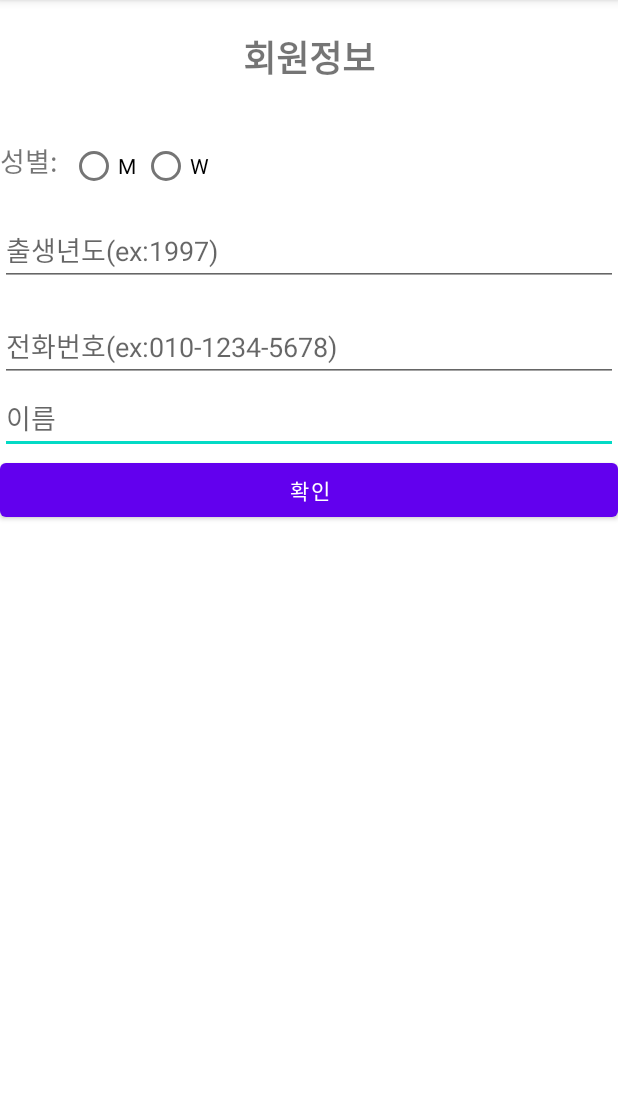
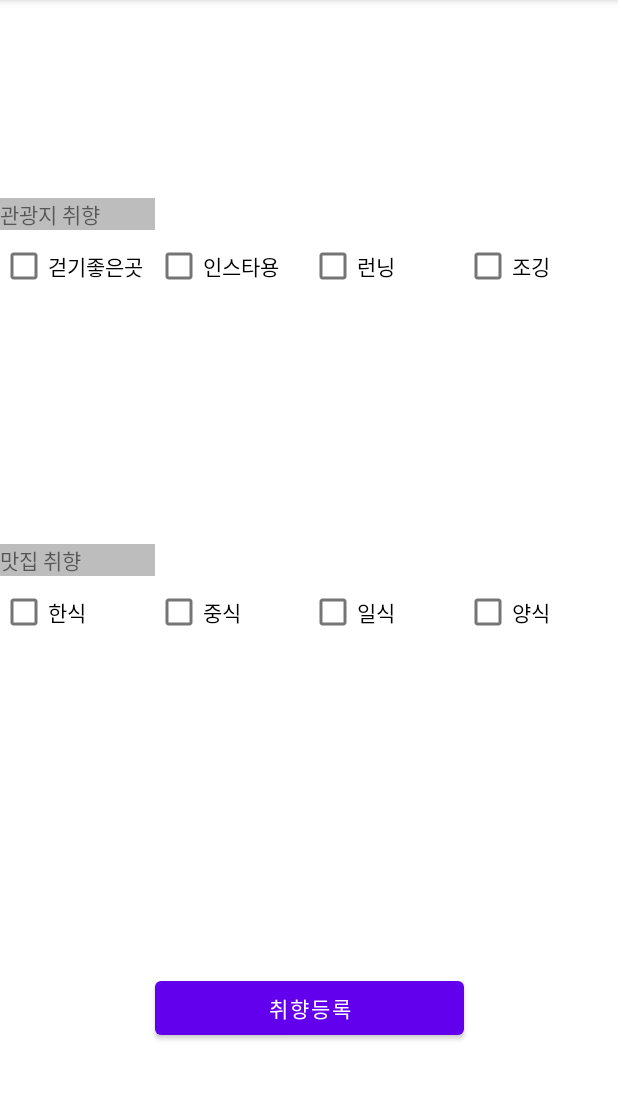
Before and after one commit to Jaeyong1114/jogijotae, an Android app: the Userinformation screen opened directly, with no data from a screen before it, after a tap on "확인", on a phone screen of 412 x 824 dp, the part 84-1184 px from its top. Run offline under Robolectric (Android 15) with nearby library versions, the phone set to English and light mode, and no system bars; our stand-ins replace Firebase (no records; nobody signed in at launch, a user with empty details on screens opened directly).

Commit message:
데이터베이스 저장

```diff
--- a/app/src/main/AndroidManifest.xml
+++ b/app/src/main/AndroidManifest.xml
@@ -12,7 +12,9 @@
         android:roundIcon="@mipmap/ic_launcher_round"
         android:supportsRtl="true"
         android:theme="@style/Theme.MyApplication">
-        <activity android:name=".User_interest"></activity>
+        <activity android:name=".MainActivity"></activity>
+        <activity android:name=".User_interest_app" />
+        <activity android:name=".User_interest" />
         <activity android:name=".password_reset" />
         <activity android:name=".Naver_information" />
         <activity android:name=".RequestApiTask" />
--- a/app/src/main/java/com/examples/jogijotae/LoginActivity.java
+++ b/app/src/main/java/com/examples/jogijotae/LoginActivity.java
@@ -95,7 +95,7 @@ public class LoginActivity extends AppCompatActivity {
                                                     if (document != null) {
                                                         if (document.exists()) {
                                                             Log.d(TAG, "DocumentSnapshot data:" + document.getData());
-                                                            Intent intent = new Intent(LoginActivity.this, User_interest.class);
+                                                            Intent intent = new Intent(LoginActivity.this,  MainActivity.class);
                                                             startActivity(intent);
                                                         } else {
                                                             Log.d(TAG, "No such document");
--- /dev/null
+++ b/app/src/main/java/com/examples/jogijotae/MainActivity.java
@@ -0,0 +1,14 @@
+package com.examples.jogijotae;
+
+import androidx.appcompat.app.AppCompatActivity;
+
+import android.os.Bundle;
+
+public class MainActivity extends AppCompatActivity {
+
+    @Override
+    protected void onCreate(Bundle savedInstanceState) {
+        super.onCreate(savedInstanceState);
+        setContentView(R.layout.activity_main);
+    }
+}
--- a/app/src/main/java/com/examples/jogijotae/Memberinfo.java
+++ b/app/src/main/java/com/examples/jogijotae/Memberinfo.java
@@ -4,15 +4,15 @@ package com.examples.jogijotae;
 
 public class Memberinfo {
     private String birthyear;
-    private String phone;
+    private String mobile;
     private String gender;
     private String name;
 
 
-    public Memberinfo(String birthyear, String phone, String gender, String name){
+    public Memberinfo(String birthyear, String mobile, String gender, String name){
         this.birthyear = birthyear;
 
-        this.phone = phone;
+        this.mobile = mobile;
         this.gender = gender;
         this.name = name;
     }
@@ -27,11 +27,11 @@ public class Memberinfo {
 
 
     public String getphone(){
-        return this.phone;
+        return this.mobile;
 
     }
     public void setphone(String phone){
-        this.phone = phone;
+        this.mobile = mobile;
     }
 
 
--- /dev/null
+++ b/app/src/main/java/com/examples/jogijotae/User_interest_app.java
@@ -0,0 +1,110 @@
+package com.examples.jogijotae;
+
+import androidx.annotation.NonNull;
+import androidx.appcompat.app.AppCompatActivity;
+
+import android.content.Intent;
+import android.os.Bundle;
+import android.util.Log;
+import android.view.View;
+import android.widget.Button;
+import android.widget.CheckBox;
+import android.widget.Toast;
+
+import com.google.android.gms.tasks.OnFailureListener;
+import com.google.android.gms.tasks.OnSuccessListener;
+import com.google.firebase.auth.FirebaseAuth;
+import com.google.firebase.auth.FirebaseUser;
+import com.google.firebase.firestore.FirebaseFirestore;
+
+public class User_interest_app extends AppCompatActivity implements View.OnClickListener {
+
+    private static final String TAG = "User_interest_app";
+
+    CheckBox UI_check_place01, UI_check_place02, UI_check_place03, UI_check_place04;
+    CheckBox UI_check_restarant01, UI_check_restarant02, UI_check_restarant03, UI_check_restarant04;
+    Button UI_btn;
+
+    @Override
+    protected void onCreate(Bundle savedInstanceState) {
+        super.onCreate(savedInstanceState);
+        setContentView(R.layout.activity_user_interest_app);
+
+        UI_check_place01 = findViewById(R.id.UI_check_place01);
+        UI_check_place02 = findViewById(R.id.UI_check_place02);
+        UI_check_place03 = findViewById(R.id.UI_check_place03);
+        UI_check_place04 = findViewById(R.id.UI_check_place04);
+
+        UI_check_restarant01 = findViewById(R.id.UI_check_restarant01);
+        UI_check_restarant02 = findViewById(R.id.UI_check_restarant02);
+        UI_check_restarant03 = findViewById(R.id.UI_check_restarant03);
+        UI_check_restarant04 = findViewById(R.id.UI_check_restarant04);
+
+        UI_btn = findViewById(R.id.UI_btn);
+        UI_btn.setOnClickListener(this);
+    }
+
+    @Override
+    public void onClick(View v) {
+        FirebaseUser user = FirebaseAuth.getInstance().getCurrentUser();
+        FirebaseFirestore db = FirebaseFirestore.getInstance();
+
+        Intent data_receive = getIntent();
+
+
+        String name = data_receive.getStringExtra("name");
+        String birthyear = data_receive.getStringExtra("birthyear");
+        String gender = data_receive.getStringExtra("gender");
+        String mobile = data_receive.getStringExtra("mobile");
+
+        String place01 = null, place02 = null, place03 = null, place04 = null,
+                restarant01 = null, restarant02 = null, restarant03 = null, restarant04 = null;
+
+        if (UI_check_place01.isChecked()) {
+            place01 = UI_check_place01.getText().toString();
+        }
+        if (UI_check_place02.isChecked()) {
+            place02 = UI_check_place02.getText().toString();
+        }
+        if (UI_check_place03.isChecked()) {
+            place03 = UI_check_place03.getText().toString();
+        }
+        if (UI_check_place04.isChecked()) {
+            place04 = UI_check_place04.getText().toString();
+        }
+        if (UI_check_restarant01.isChecked()) {
+            restarant01 = UI_check_restarant01.getText().toString();
+        }
+        if (UI_check_restarant02.isChecked()) {
+            restarant02 = UI_check_restarant02.getText().toString();
+        }
+        if (UI_check_restarant03.isChecked()) {
+            restarant03 = UI_check_restarant03.getText().toString();
+        }
+        if (UI_check_restarant04.isChecked()) {
+            restarant04 = UI_check_restarant04.getText().toString();
+        }
+
+        Interest Interest = new Interest(place01, place02, place03, place04, restarant01, restarant02, restarant03, restarant04, name, gender, birthyear, mobile);
+        db.collection("users").document(user.getEmail()).set(Interest)
+                .addOnSuccessListener(new OnSuccessListener<Void>() {
+
+                    @Override
+                    public void onSuccess(Void aVoid) {
+                        startToast("회원정보 등록을 완료하였습니다.");
+                        Intent intent = new Intent(User_interest_app.this, MainActivity.class);
+                        startActivity(intent);
+                    }
+                })
+                .addOnFailureListener(new OnFailureListener() {
+                    @Override
+                    public void onFailure(@NonNull Exception e) {
+                        startToast("회원정보 등록에 실패하였습니다.");
+                        Log.w(TAG, "Error writing document", e);
+                    }
+                });
+    }
+    private void startToast(String msg){
+        Toast.makeText(this, msg, Toast.LENGTH_SHORT).show();
+    }
+}
--- a/app/src/main/java/com/examples/jogijotae/Userinformation.java
+++ b/app/src/main/java/com/examples/jogijotae/Userinformation.java
@@ -20,11 +20,13 @@ import com.google.firebase.auth.FirebaseUser;
 import com.google.firebase.firestore.FirebaseFirestore;
 
 public class Userinformation extends AppCompatActivity {
+
+
     //다시수정한다 씨팔
     private static final String TAG = "Memberinfo";
     private FirebaseAuth mAuth;
     private RadioGroup rg_gender;
-    private RadioButton rb_man,rb_woman;
+    private RadioButton rb_man, rb_woman;
     private String str_result;
 
     @Override
@@ -33,8 +35,8 @@ public class Userinformation extends AppCompatActivity {
         setContentView(R.layout.userinformation);
 
         mAuth = FirebaseAuth.getInstance();
-        rg_gender=findViewById(R.id.rg_gender); //라디오 버튼들을 담고있는 그룹
-        rb_man=findViewById(R.id.rb_man); // 라디오 버튼
+        rg_gender = findViewById(R.id.rg_gender); //라디오 버튼들을 담고있는 그룹
+        rb_man = findViewById(R.id.rb_man); // 라디오 버튼
         rb_woman = findViewById(R.id.rb_woman); // 라디오 버튼
 
         findViewById(R.id.checkButton).setOnClickListener(onClickListener);
@@ -43,18 +45,15 @@ public class Userinformation extends AppCompatActivity {
         rg_gender.setOnCheckedChangeListener(new RadioGroup.OnCheckedChangeListener() {
             @Override
             public void onCheckedChanged(RadioGroup group, int i) {
-                if(i == R.id.rb_man) {
+                if (i == R.id.rb_man) {
                     str_result = rb_man.getText().toString();
-                }
-                else if(i == R.id.rb_woman){
-                    str_result=rb_woman.getText().toString();
+                } else if (i == R.id.rb_woman) {
+                    str_result = rb_woman.getText().toString();
                 }
 
             }
         });
     }
-
-
 
 
     View.OnClickListener onClickListener = (v) -> {
@@ -65,45 +64,25 @@ public class Userinformation extends AppCompatActivity {
         }
     };
 
-    private void profileUpdate() {
+    public void profileUpdate() {
         String birthyear = ((EditText) findViewById(R.id.birth_editText)).getText().toString();
-        String phone = ((EditText) findViewById(R.id.phone_editText)).getText().toString();
-        String gender= str_result;
+        String mobile = ((EditText) findViewById(R.id.phone_editText)).getText().toString();
+        String gender = str_result;
         String name = ((EditText) findViewById(R.id.name_editText)).getText().toString();
 
 
-        if (birthyear.length() >3 && birthyear.length() <5 && phone.length() > 12 && name.length()>0 ) {
-            FirebaseUser user = FirebaseAuth.getInstance().getCurrentUser();
-            FirebaseFirestore db = FirebaseFirestore.getInstance();
-            Memberinfo memberInfo = new Memberinfo(birthyear,phone,gender,name);
+        Intent interestCheck2 = new Intent(Userinformation.this, User_interest_app.class);
+        interestCheck2.putExtra("name", name);
+        interestCheck2.putExtra("gender", gender);
+        interestCheck2.putExtra("birthyear", birthyear);
+        interestCheck2.putExtra("mobile", mobile);
+        startActivity(interestCheck2);
 
-            if (user != null) {
 
-                db.collection("users").document(user.getEmail()).set(memberInfo)
-                        .addOnSuccessListener(new OnSuccessListener<Void>() {
 
-                            @Override
-                            public void onSuccess(Void aVoid) {
-                                startToast("회원정보 등록을 성공하였습니다.");
-                                Intent intent = new Intent(Userinformation.this, User_interest.class);
-                                startActivity(intent);
-                            }
-                        })
-                        .addOnFailureListener(new OnFailureListener() {
-                            @Override
-                            public void onFailure(@NonNull Exception e) {
-                                startToast("회원정보 등록에 실패하였습니다.");
-                                Log.w(TAG, "Error writing document", e);
-                            }
-                        });
-            }
 
-            } else {
-                startToast("올바른 회원정보를 입력해 주세요.");
-            }
+
         }
 
-        private void startToast(String msg){
-            Toast.makeText(this, msg, Toast.LENGTH_SHORT).show();
-        }
+
     }
--- /dev/null
+++ b/app/src/main/res/layout/activity_main.xml
@@ -0,0 +1,9 @@
+<?xml version="1.0" encoding="utf-8"?>
+<androidx.constraintlayout.widget.ConstraintLayout xmlns:android="http://schemas.android.com/apk/res/android"
+    xmlns:app="http://schemas.android.com/apk/res-auto"
+    xmlns:tools="http://schemas.android.com/tools"
+    android:layout_width="match_parent"
+    android:layout_height="match_parent"
+    tools:context=".MainActivity">
+
+</androidx.constraintlayout.widget.ConstraintLayout>
--- /dev/null
+++ b/app/src/main/res/layout/activity_user_interest_app.xml
@@ -0,0 +1,153 @@
+<?xml version="1.0" encoding="utf-8"?>
+<androidx.constraintlayout.widget.ConstraintLayout xmlns:android="http://schemas.android.com/apk/res/android"
+    xmlns:app="http://schemas.android.com/apk/res-auto"
+    xmlns:tools="http://schemas.android.com/tools"
+    android:layout_width="match_parent"
+    android:layout_height="match_parent"
+    tools:context=".User_interest">
+
+    <androidx.constraintlayout.widget.Guideline
+        android:id="@+id/guideline1"
+        android:layout_width="wrap_content"
+        android:layout_height="wrap_content"
+        android:orientation="horizontal"
+        app:layout_constraintGuide_percent="0.20" />
+
+    <androidx.constraintlayout.widget.Guideline
+        android:id="@+id/guideline2"
+        android:layout_width="wrap_content"
+        android:layout_height="wrap_content"
+        android:orientation="vertical"
+        app:layout_constraintGuide_percent="0.25" />
+
+    <androidx.constraintlayout.widget.Guideline
+        android:id="@+id/guideline3"
+        android:layout_width="wrap_content"
+        android:layout_height="wrap_content"
+        android:orientation="vertical"
+        app:layout_constraintGuide_percent="0.50" />
+
+    <androidx.constraintlayout.widget.Guideline
+        android:id="@+id/guideline4"
+        android:layout_width="wrap_content"
+        android:layout_height="wrap_content"
+        android:orientation="vertical"
+        app:layout_constraintGuide_percent="0.75" />
+
+    <androidx.constraintlayout.widget.Guideline
+        android:id="@+id/guideline5"
+        android:layout_width="wrap_content"
+        android:layout_height="wrap_content"
+        android:orientation="horizontal"
+        app:layout_constraintGuide_percent="0.50" />
+
+    <androidx.constraintlayout.widget.Guideline
+        android:id="@+id/guideline6"
+        android:layout_width="wrap_content"
+        android:layout_height="wrap_content"
+        android:orientation="horizontal"
+        app:layout_constraintGuide_percent="0.75" />
+
+    <CheckBox
+        android:id="@+id/UI_check_place01"
+        android:layout_width="0dp"
+        android:layout_height="wrap_content"
+        android:text="걷기좋은곳"
+        app:layout_constraintEnd_toStartOf="@+id/guideline2"
+        app:layout_constraintStart_toStartOf="parent"
+        app:layout_constraintTop_toTopOf="@+id/guideline1" />
+
+    <CheckBox
+        android:id="@+id/UI_check_place02"
+        android:layout_width="0dp"
+        android:layout_height="wrap_content"
+        android:text="인스타용"
+        app:layout_constraintEnd_toStartOf="@+id/guideline3"
+        app:layout_constraintStart_toStartOf="@+id/guideline2"
+        app:layout_constraintTop_toTopOf="@+id/guideline1" />
+
+    <CheckBox
+        android:id="@+id/UI_check_place03"
+        android:layout_width="0dp"
+        android:layout_height="wrap_content"
+        android:text="런닝"
+        app:layout_constraintEnd_toStartOf="@+id/guideline4"
+        app:layout_constraintStart_toStartOf="@+id/guideline3"
+        app:layout_constraintTop_toTopOf="@+id/guideline1" />
+
+    <CheckBox
+        android:id="@+id/UI_check_place04"
+        android:layout_width="0dp"
+        android:layout_height="wrap_content"
+        android:text="조깅"
+        app:layout_constraintEnd_toEndOf="parent"
+        app:layout_constraintStart_toStartOf="@+id/guideline4"
+        app:layout_constraintTop_toTopOf="@+id/guideline1" />
+
+    <CheckBox
+        android:id="@+id/UI_check_restarant01"
+        android:layout_width="0dp"
+        android:layout_height="wrap_content"
+        android:text="한식"
+        app:layout_constraintEnd_toStartOf="@+id/guideline2"
+        app:layout_constraintStart_toStartOf="parent"
+        app:layout_constraintTop_toTopOf="@+id/guideline5" />
+
+    <CheckBox
+        android:id="@+id/UI_check_restarant02"
+        android:layout_width="0dp"
+        android:layout_height="wrap_content"
+        android:text="중식"
+        app:layout_constraintEnd_toStartOf="@+id/guideline3"
+        app:layout_constraintStart_toStartOf="@+id/guideline2"
+        app:layout_constraintTop_toTopOf="@+id/guideline5" />
+
+    <CheckBox
+        android:id="@+id/UI_check_restarant03"
+        android:layout_width="0dp"
+        android:layout_height="wrap_content"
+        android:text="일식"
+        app:layout_constraintEnd_toStartOf="@+id/guideline4"
+        app:layout_constraintStart_toStartOf="@+id/guideline3"
+        app:layout_constraintTop_toTopOf="@+id/guideline5" />
+
+    <CheckBox
+        android:id="@+id/UI_check_restarant04"
+        android:layout_width="0dp"
+        android:layout_height="wrap_content"
+        android:text="양식"
+        app:layout_constraintEnd_toEndOf="parent"
+        app:layout_constraintStart_toStartOf="@+id/guideline4"
+        app:layout_constraintTop_toTopOf="@+id/guideline5" />
+
+    <Button
+        android:id="@+id/UI_btn"
+        android:layout_width="0dp"
+        android:layout_height="wrap_content"
+        android:text="취향등록"
+        app:layout_constraintBottom_toBottomOf="parent"
+        app:layout_constraintEnd_toStartOf="@+id/guideline4"
+        app:layout_constraintStart_toStartOf="@+id/guideline2"
+        app:layout_constraintTop_toTopOf="@+id/guideline6" />
+
+    <TextView
+        android:id="@+id/textView"
+        android:layout_width="0dp"
+        android:layout_height="wrap_content"
+        android:background="#BDBDBD"
+        android:text="관광지 취향"
+        app:layout_constraintBottom_toTopOf="@+id/guideline1"
+        app:layout_constraintEnd_toStartOf="@+id/guideline2"
+        app:layout_constraintStart_toStartOf="parent" />
+
+    <TextView
+        android:id="@+id/textView3"
+        android:layout_width="0dp"
+        android:layout_height="wrap_content"
+        android:background="#BDBDBD"
+        android:text="맛집 취향"
+        app:layout_constraintBottom_toTopOf="@+id/guideline5"
+        app:layout_constraintEnd_toStartOf="@+id/guideline2"
+        app:layout_constraintStart_toStartOf="parent" />
+
+</androidx.constraintlayout.widget.ConstraintLayout>
```
